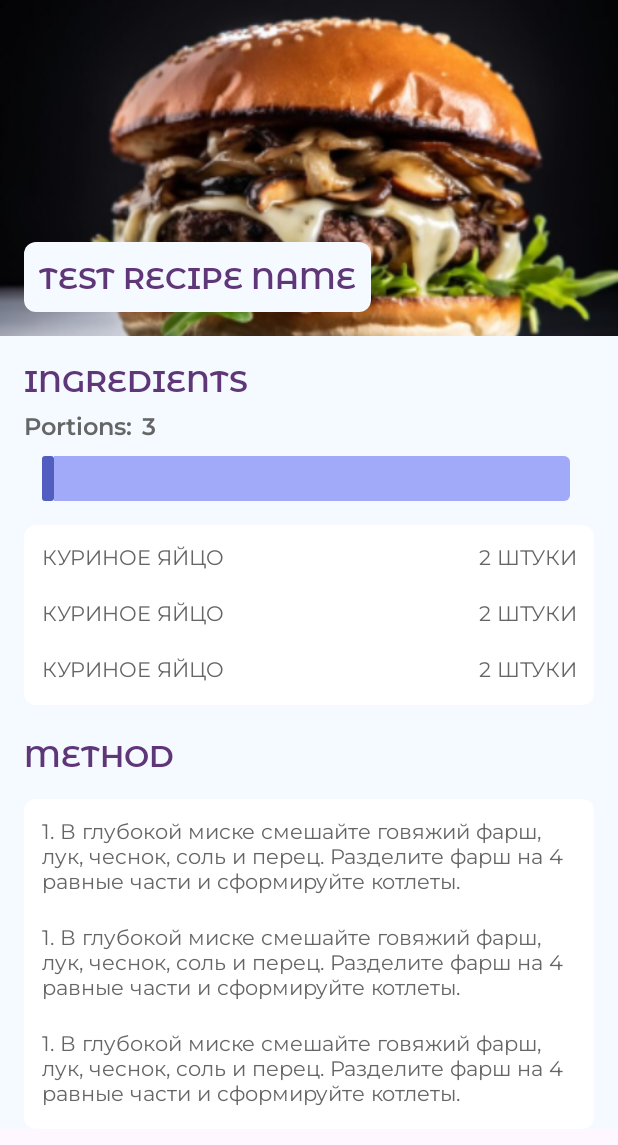
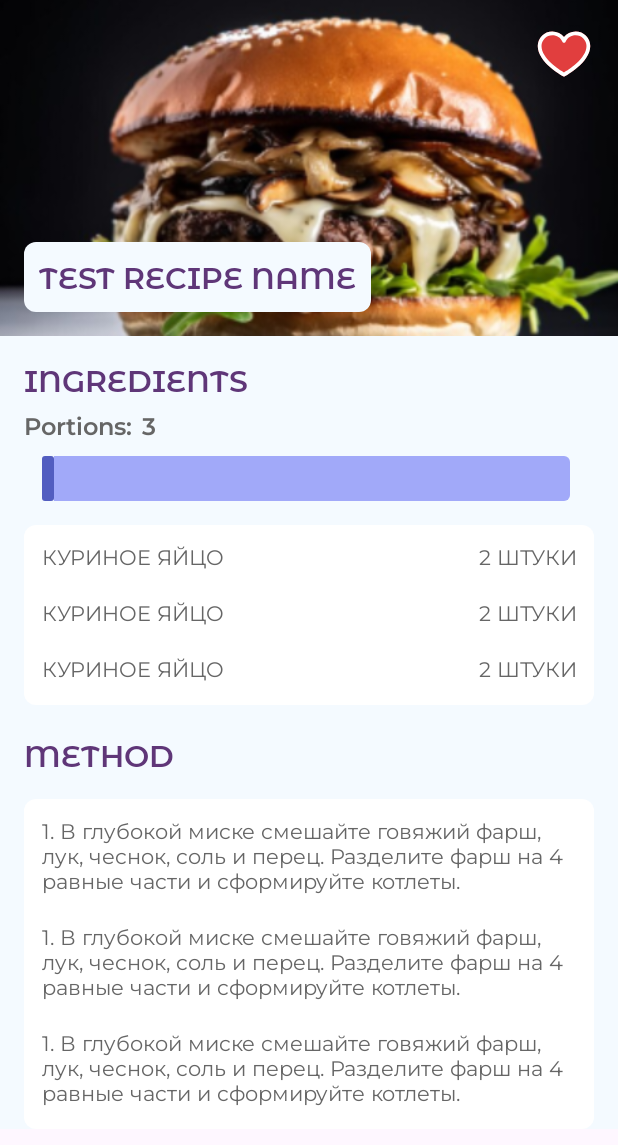
Before and after one commit to ToothLonely/RecipesApp, an Android app: the layout fragment_recipe.xml on its own in the app's theme, with its tools: preview values and no code run, on a phone screen of 412 x 824 dp. Shown: the top 1145 px of the screen. Run offline under Robolectric (Android 15) with nearby library versions, the phone set to English and light mode, and no system bars.

Commit message:
RA-16 add icon favorites

```diff
--- /dev/null
+++ b/app/src/main/res/drawable/ic_heart_big.xml
@@ -0,0 +1,12 @@
+<vector xmlns:android="http://schemas.android.com/apk/res/android"
+    android:width="40dp"
+    android:height="40dp"
+    android:viewportWidth="24"
+    android:viewportHeight="24">
+  <path
+      android:pathData="M16.688,3C14.752,3 13.057,3.832 12,5.24C10.943,3.832 9.248,3 7.313,3C5.771,3.002 4.294,3.615 3.204,4.704C2.115,5.794 1.502,7.271 1.5,8.813C1.5,15.375 11.23,20.687 11.645,20.906C11.754,20.965 11.876,20.996 12,20.996C12.124,20.996 12.246,20.965 12.355,20.906C12.77,20.687 22.5,15.375 22.5,8.813C22.498,7.271 21.885,5.794 20.796,4.704C19.706,3.615 18.229,3.002 16.688,3Z"
+      android:fillColor="#E13E3E"/>
+  <path
+      android:pathData="M16.688,3C14.752,3 13.057,3.832 12,5.24C10.943,3.832 9.248,3 7.313,3C5.771,3.002 4.294,3.615 3.204,4.704C2.115,5.794 1.502,7.271 1.5,8.813C1.5,15.375 11.23,20.687 11.645,20.906C11.754,20.965 11.876,20.996 12,20.996C12.124,20.996 12.246,20.965 12.355,20.906C12.77,20.687 22.5,15.375 22.5,8.813C22.498,7.271 21.885,5.794 20.796,4.704C19.706,3.615 18.229,3.002 16.688,3ZM12,19.388C10.288,18.39 3,13.846 3,8.813C3.001,7.669 3.456,6.573 4.265,5.765C5.073,4.956 6.169,4.501 7.313,4.5C9.136,4.5 10.667,5.471 11.306,7.031C11.363,7.169 11.459,7.286 11.582,7.369C11.706,7.452 11.851,7.496 12,7.496C12.149,7.496 12.294,7.452 12.418,7.369C12.541,7.286 12.637,7.169 12.694,7.031C13.333,5.468 14.864,4.5 16.688,4.5C17.831,4.501 18.927,4.956 19.735,5.765C20.544,6.573 20.999,7.669 21,8.813C21,13.838 13.71,18.389 12,19.388Z"
+      android:fillColor="#ffffff"/>
+</vector>
--- a/app/src/main/res/layout/fragment_recipe.xml
+++ b/app/src/main/res/layout/fragment_recipe.xml
@@ -20,6 +20,18 @@
             app:layout_constraintStart_toStartOf="parent"
             app:layout_constraintTop_toTopOf="parent"
             tools:src="@drawable/iv_recipe_test" />
+
+        <ImageButton
+            android:id="@+id/ibFavorites"
+            android:layout_width="wrap_content"
+            android:layout_height="wrap_content"
+            android:layout_margin="@dimen/mainDimen"
+            android:background="@android:color/transparent"
+            android:clickable="true"
+            android:contentDescription="@string/cd_icon_heart"
+            app:layout_constraintEnd_toEndOf="parent"
+            app:layout_constraintTop_toTopOf="parent"
+            tools:src="@drawable/ic_heart_big" />
 
         <TextView
             android:id="@+id/tvRecipeTitle"
--- a/app/src/main/res/values/strings.xml
+++ b/app/src/main/res/values/strings.xml
@@ -10,4 +10,5 @@
     <string name="tv_method">method</string>
     <string name="tv_test_method" translatable="false">1. В глубокой миске смешайте говяжий фарш, лук, чеснок, соль и перец. Разделите фарш на 4 равные части и сформируйте котлеты.</string>
     <string name="tv_portion">Portions:</string>
+    <string name="cd_icon_heart">Icon favorites</string>
 </resources>
```
Also changed, not shown: app/src/main/java/com/example/recipesapp/RecipeFragment.kt (+27 -0 lines), app/src/main/res/drawable/ic_heart_empty_big.xml (added, +9 -0 lines), 1 other file.
